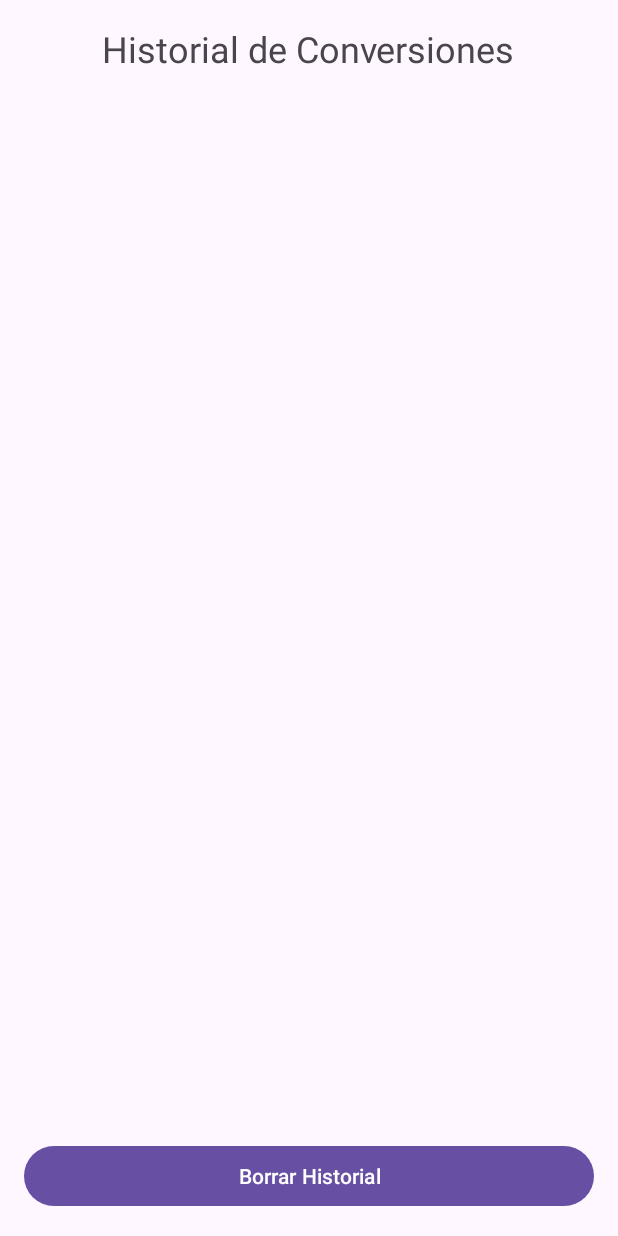
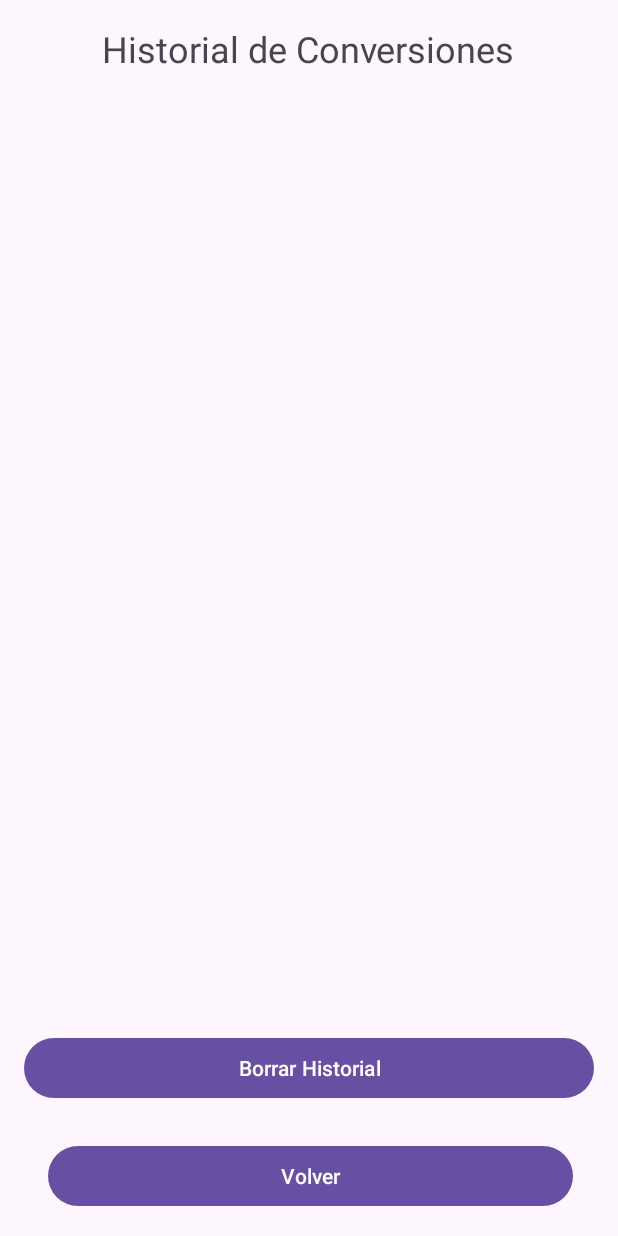
Before and after one commit to Claudios12/Proyecto_Software2, an Android app: the HistoryActivity screen opened directly, with no data from a screen before it, on a phone screen of 412 x 824 dp. Run offline under Robolectric (Android 15) with nearby library versions, the phone set to English and light mode, and no system bars.

Commit message:
BackButton en HistoryActivity

```diff
--- a/app/src/main/java/com/example/conversor/HistoryActivity.java
+++ b/app/src/main/java/com/example/conversor/HistoryActivity.java
@@ -1,5 +1,6 @@
 package com.example.conversor;
 
+import android.content.Intent;
 import android.os.Bundle;
 import androidx.activity.EdgeToEdge;
 import androidx.appcompat.app.AppCompatActivity;
@@ -18,7 +19,7 @@ import java.util.List;
 public class HistoryActivity extends AppCompatActivity {
 
     private RecyclerView recyclerView;
-    private Button btnClearHistory;
+    private Button btnClearHistory, backButton;
     private HistoryAdapter historyAdapter;
 
     @Override
@@ -28,6 +29,7 @@ public class HistoryActivity extends AppCompatActivity {
 
         recyclerView = findViewById(R.id.recyclerViewHistory);
         btnClearHistory = findViewById(R.id.btnClearHistory);
+        backButton= findViewById(R.id.backButton);
 
         // Configura el adaptador con los datos del historial
         List<String> history = HistoryManager.getHistory();
@@ -36,6 +38,11 @@ public class HistoryActivity extends AppCompatActivity {
         recyclerView.setLayoutManager(new LinearLayoutManager(this));
         recyclerView.setAdapter(historyAdapter);
 
+        backButton.setOnClickListener(v -> {
+            Intent intent = new Intent(HistoryActivity.this, MainActivity.class);
+            startActivity(intent);
+        });
+
         btnClearHistory.setOnClickListener(v -> {
             HistoryManager.clearHistory();
             historyAdapter.updateData(Collections.emptyList());
--- a/app/src/main/res/layout/activity_history.xml
+++ b/app/src/main/res/layout/activity_history.xml
@@ -7,7 +7,7 @@
     android:layout_height="match_parent"
     tools:context=".HistoryActivity">
 
-    <LinearLayout xmlns:android="http://schemas.android.com/apk/res/android"
+    <LinearLayout
         android:layout_width="match_parent"
         android:layout_height="match_parent"
         android:orientation="vertical"
@@ -39,6 +39,19 @@
             android:layout_height="wrap_content"
             android:text="Borrar Historial"
             android:layout_marginTop="16dp"/>
+
+        <Button
+            android:id="@+id/backButton"
+            android:layout_width="350dp"
+            android:layout_height="wrap_content"
+            android:layout_marginStart="16dp"
+            android:layout_marginTop="24dp"
+            android:layout_marginEnd="16dp"
+            android:text="Volver"
+            app:layout_constraintEnd_toEndOf="parent"
+            app:layout_constraintStart_toStartOf="parent"
+            app:layout_constraintTop_toBottomOf="@id/txtResult" />
+
     </LinearLayout>
 
 </androidx.constraintlayout.widget.ConstraintLayout>
```
